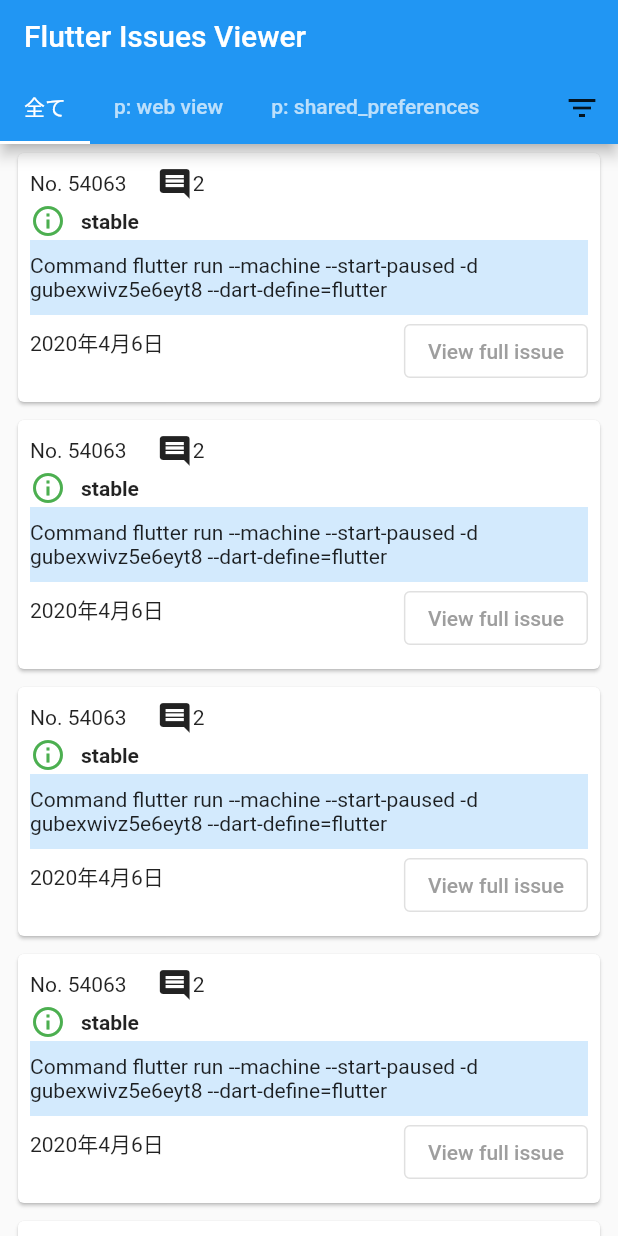
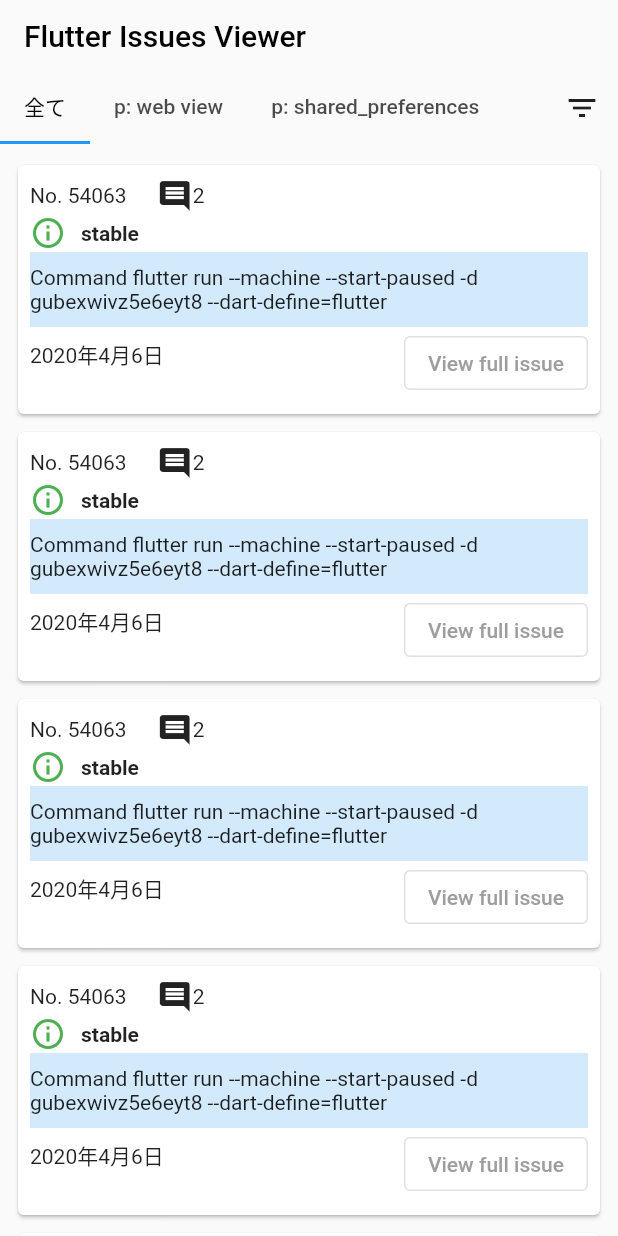
Before and after one commit to ohyeaho/flutter_issues_viewer, a Flutter app: the screen it shows after launch, on a phone screen of 412 x 824 dp. Run offline on Flutter 3.47's test engine with Material 2 defaults, Android fonts, the phone set to English and light mode, and no system bars.

Commit message:
add string.dart

```diff
--- a/lib/pages/home_page.dart
+++ b/lib/pages/home_page.dart
@@ -1,5 +1,6 @@
 import 'package:flutter/material.dart';
 import 'package:flutter_issues_viewer/models/github_api.dart';
+import 'package:flutter_issues_viewer/values/string.dart';
 
 class HomePage extends StatefulWidget {
   const HomePage({Key? key}) : super(key: key);
@@ -10,13 +11,13 @@ class HomePage extends StatefulWidget {
 
 class _HomePageState extends State<HomePage>
     with SingleTickerProviderStateMixin {
-  static const List<Tab> labels = <Tab>[
-    Tab(text: '全て'),
-    Tab(text: 'p: web view'),
-    Tab(text: 'p: shared_preferences'),
-    Tab(text: 'waiting for customer response'),
-    Tab(text: 'severe: new feature'),
-    Tab(text: 'p: share'),
+  static List<Tab> labels = <Tab>[
+    Tab(text: S().labelAll),
+    Tab(text: S().labelWebView),
+    Tab(text: S().labelSharedPreferences),
+    Tab(text: S().labelWaitingCustomer),
+    Tab(text: S().labelSevere),
+    Tab(text: S().labelShare),
   ];
 
   late TabController _tabController;
@@ -37,7 +38,12 @@ class _HomePageState extends State<HomePage>
   Widget build(BuildContext context) {
     return Scaffold(
       appBar: AppBar(
-        title: const Text('Flutter Issues Viewer'),
+        backgroundColor: Colors.grey[50],
+        elevation: 0,
+        title: const Text(
+          'Flutter Issues Viewer',
+          style: TextStyle(color: Colors.black),
+        ),
         automaticallyImplyLeading: false,
         bottom: PreferredSize(
           preferredSize: const Size.fromHeight(40),
@@ -50,7 +56,9 @@ class _HomePageState extends State<HomePage>
 
   /// タブ内容
   Widget _tabBody() {
-    return TabBarView(
+    return Padding(
+      padding: const EdgeInsets.only(top: 8.0),
+      child: TabBarView(
         controller: _tabController,
         children: labels.map((Tab tab) {
           final String label = tab.text!.toLowerCase();
@@ -58,6 +66,7 @@ class _HomePageState extends State<HomePage>
             return _buildCard(label);
           });
         }).toList(),
+      ),
     );
   }
 
@@ -168,6 +177,8 @@ class _HomePageState extends State<HomePage>
           child: TabBar(
             controller: _tabController,
             tabs: labels,
+            labelColor: Colors.black,
+            indicatorColor: Colors.blue,
             isScrollable: true,
           ),
         ),
--- /dev/null
+++ b/lib/values/string.dart
@@ -0,0 +1,28 @@
+abstract class _String {
+  String get labelAll;
+  String get labelWebView;
+  String get labelSharedPreferences;
+  String get labelWaitingCustomer;
+  String get labelSevere;
+  String get labelShare;
+}
+
+class S implements _String {
+  @override
+  String get labelAll => '全て';
+
+  @override
+  String get labelWebView => 'p: web view';
+
+  @override
+  String get labelSharedPreferences => 'p: shared_preferences';
+
+  @override
+  String get labelWaitingCustomer => 'waiting for customer response';
+
+  @override
+  String get labelSevere => 'severe: new feature';
+
+  @override
+  String get labelShare => 'p: share';
+}
```
Lines whose indentation alone changed are shown as unchanged.
